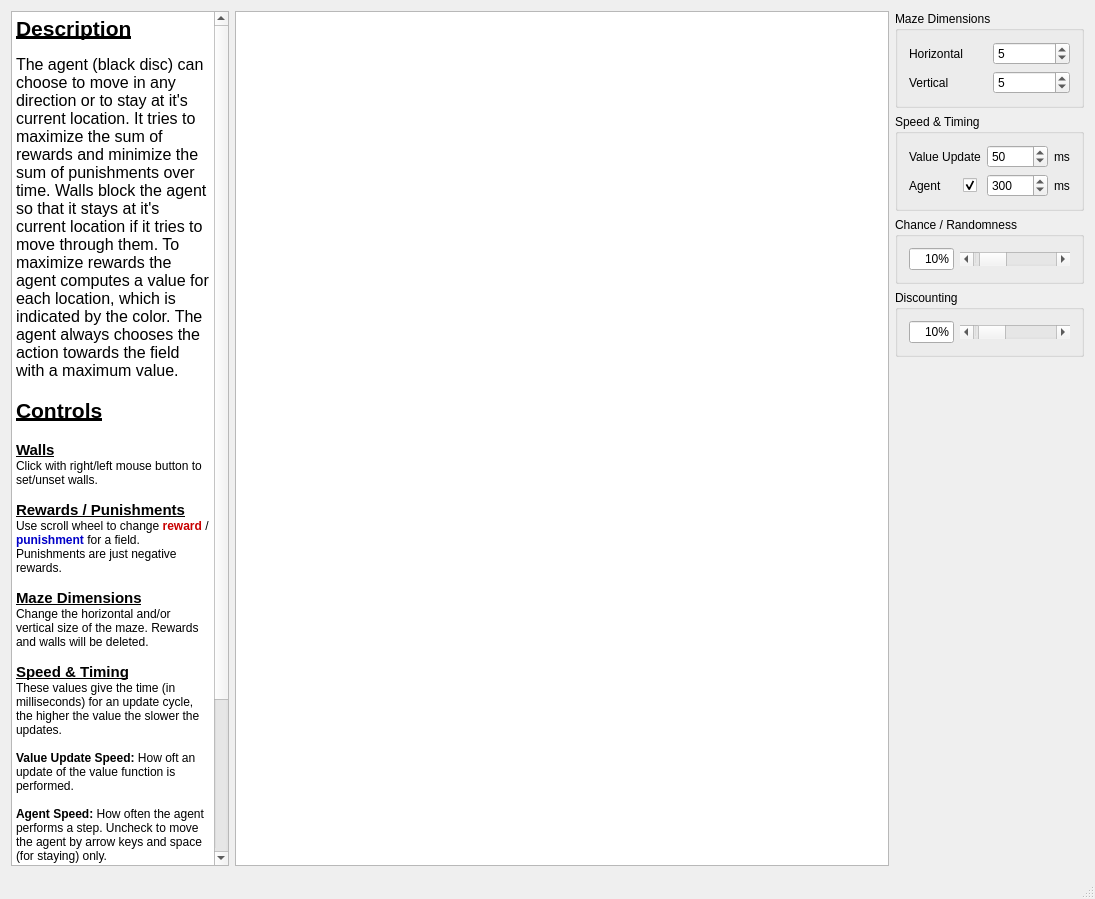
This is usr/RL/InteractiveMaze/InteractiveMaze/InteractiveMaze.ui in cambyse/PO-LGP as Qt 5 draws it before an edit. The edited form follows.
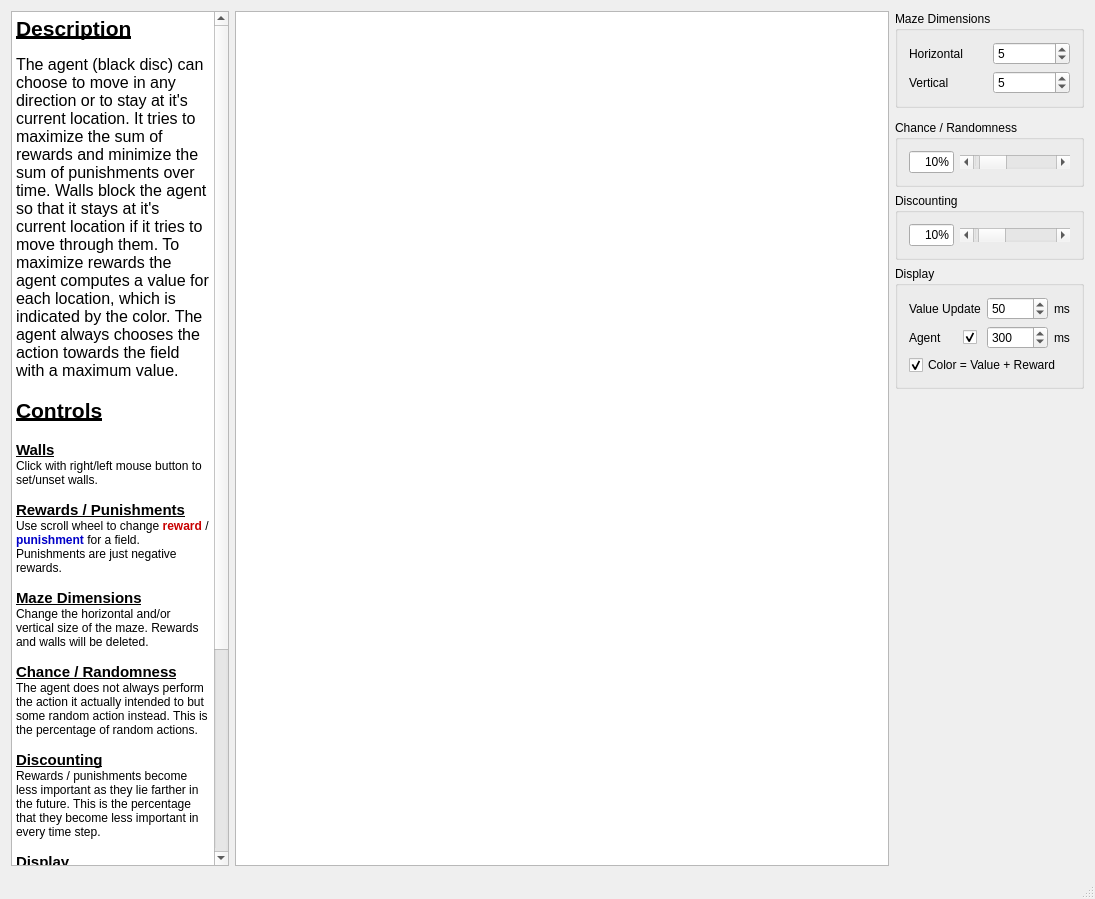
This is the edited form.

Commit message: V1.1 display values differently

What changed in the file:
```diff
--- a/usr/RL/InteractiveMaze/InteractiveMaze/InteractiveMaze.ui
+++ b/usr/RL/InteractiveMaze/InteractiveMaze/InteractiveMaze.ui
@@ -17,6 +17,44 @@
    <layout class="QGridLayout" name="gridLayout_6">
     <item row="0" column="0">
      <layout class="QGridLayout" name="gridLayout" columnstretch="1,3,0">
+      <item row="0" column="0" rowspan="7">
+       <widget class="QTextBrowser" name="textBrowser_2">
+        <property name="html">
+         <string>&lt;!DOCTYPE HTML PUBLIC &quot;-//W3C//DTD HTML 4.0//EN&quot; &quot;http://www.w3.org/TR/REC-html40/strict.dtd&quot;&gt;
+&lt;html&gt;&lt;head&gt;&lt;meta name=&quot;qrichtext&quot; content=&quot;1&quot; /&gt;&lt;style type=&quot;text/css&quot;&gt;
+p, li { white-space: pre-wrap; }
+&lt;/style&gt;&lt;/head&gt;&lt;body style=&quot; font-family:'Sans Serif'; font-size:9pt; font-weight:400; font-style:normal;&quot;&gt;
+&lt;p style=&quot; margin-top:0px; margin-bottom:0px; margin-left:0px; margin-right:0px; -qt-block-indent:0; text-indent:0px;&quot;&gt;&lt;span style=&quot; font-size:16pt; font-weight:600; text-decoration: underline;&quot;&gt;Description&lt;/span&gt;&lt;/p&gt;
+&lt;p style=&quot;-qt-paragraph-type:empty; margin-top:0px; margin-bottom:0px; margin-left:0px; margin-right:0px; -qt-block-indent:0; text-indent:0px;&quot;&gt;&lt;br /&gt;&lt;/p&gt;
+&lt;p style=&quot; margin-top:0px; margin-bottom:0px; margin-left:0px; margin-right:0px; -qt-block-indent:0; text-indent:0px;&quot;&gt;&lt;span style=&quot; font-size:12pt;&quot;&gt;The agent (black disc) can choose to move in any direction or to stay at it's current location. It tries to maximize the sum of rewards and minimize the sum of punishments over time. Walls block the agent so that it stays at it's current location if it tries to move through them. To maximize rewards the agent computes a value for each location, which is indicated by the color. The agent always chooses the action towards the field with a maximum value.&lt;/span&gt;&lt;/p&gt;
+&lt;p style=&quot;-qt-paragraph-type:empty; margin-top:0px; margin-bottom:0px; margin-left:0px; margin-right:0px; -qt-block-indent:0; text-indent:0px; font-size:11pt; font-weight:600; text-decoration: underline;&quot;&gt;&lt;br /&gt;&lt;/p&gt;
+&lt;p style=&quot; margin-top:0px; margin-bottom:0px; margin-left:0px; margin-right:0px; -qt-block-indent:0; text-indent:0px;&quot;&gt;&lt;span style=&quot; font-size:16pt; font-weight:600; text-decoration: underline;&quot;&gt;Controls&lt;/span&gt;&lt;/p&gt;
+&lt;p style=&quot;-qt-paragraph-type:empty; margin-top:0px; margin-bottom:0px; margin-left:0px; margin-right:0px; -qt-block-indent:0; text-indent:0px; font-size:11pt; font-weight:600; text-decoration: underline;&quot;&gt;&lt;br /&gt;&lt;/p&gt;
+&lt;p style=&quot; margin-top:0px; margin-bottom:0px; margin-left:0px; margin-right:0px; -qt-block-indent:0; text-indent:0px;&quot;&gt;&lt;span style=&quot; font-size:11pt; font-weight:600; text-decoration: underline;&quot;&gt;Walls&lt;/span&gt;&lt;/p&gt;
+&lt;p style=&quot; margin-top:0px; margin-bottom:0px; margin-left:0px; margin-right:0px; -qt-block-indent:0; text-indent:0px;&quot;&gt;Click with right/left mouse button to set/unset walls.&lt;/p&gt;
+&lt;p style=&quot;-qt-paragraph-type:empty; margin-top:0px; margin-bottom:0px; margin-left:0px; margin-right:0px; -qt-block-indent:0; text-indent:0px;&quot;&gt;&lt;br /&gt;&lt;/p&gt;
+&lt;p style=&quot; margin-top:0px; margin-bottom:0px; margin-left:0px; margin-right:0px; -qt-block-indent:0; text-indent:0px;&quot;&gt;&lt;span style=&quot; font-size:11pt; font-weight:600; text-decoration: underline;&quot;&gt;Rewards / Punishments&lt;/span&gt;&lt;/p&gt;
+&lt;p style=&quot; margin-top:0px; margin-bottom:0px; margin-left:0px; margin-right:0px; -qt-block-indent:0; text-indent:0px;&quot;&gt;Use scroll wheel to change &lt;span style=&quot; font-weight:600; color:#c80000;&quot;&gt;reward &lt;/span&gt;/ &lt;span style=&quot; font-weight:600; color:#0000c8;&quot;&gt;punishment&lt;/span&gt; for a field. Punishments are just negative rewards.&lt;/p&gt;
+&lt;p style=&quot;-qt-paragraph-type:empty; margin-top:0px; margin-bottom:0px; margin-left:0px; margin-right:0px; -qt-block-indent:0; text-indent:0px;&quot;&gt;&lt;br /&gt;&lt;/p&gt;
+&lt;p style=&quot; margin-top:0px; margin-bottom:0px; margin-left:0px; margin-right:0px; -qt-block-indent:0; text-indent:0px;&quot;&gt;&lt;span style=&quot; font-size:11pt; font-weight:600; text-decoration: underline;&quot;&gt;Maze Dimensions&lt;/span&gt;&lt;/p&gt;
+&lt;p style=&quot; margin-top:0px; margin-bottom:0px; margin-left:0px; margin-right:0px; -qt-block-indent:0; text-indent:0px;&quot;&gt;Change the horizontal and/or vertical size of the maze. Rewards and walls will be deleted.&lt;/p&gt;
+&lt;p style=&quot;-qt-paragraph-type:empty; margin-top:0px; margin-bottom:0px; margin-left:0px; margin-right:0px; -qt-block-indent:0; text-indent:0px;&quot;&gt;&lt;br /&gt;&lt;/p&gt;
+&lt;p style=&quot; margin-top:0px; margin-bottom:0px; margin-left:0px; margin-right:0px; -qt-block-indent:0; text-indent:0px;&quot;&gt;&lt;span style=&quot; font-size:11pt; font-weight:600; text-decoration: underline;&quot;&gt;Chance / Randomness&lt;/span&gt;&lt;/p&gt;
+&lt;p style=&quot; margin-top:0px; margin-bottom:0px; margin-left:0px; margin-right:0px; -qt-block-indent:0; text-indent:0px;&quot;&gt;The agent does not always perform the action it actually intended to but some random action instead. This is the percentage of random actions.&lt;/p&gt;
+&lt;p style=&quot;-qt-paragraph-type:empty; margin-top:0px; margin-bottom:0px; margin-left:0px; margin-right:0px; -qt-block-indent:0; text-indent:0px;&quot;&gt;&lt;br /&gt;&lt;/p&gt;
+&lt;p style=&quot; margin-top:0px; margin-bottom:0px; margin-left:0px; margin-right:0px; -qt-block-indent:0; text-indent:0px;&quot;&gt;&lt;span style=&quot; font-size:11pt; font-weight:600; text-decoration: underline;&quot;&gt;Discounting&lt;/span&gt;&lt;/p&gt;
+&lt;p style=&quot; margin-top:0px; margin-bottom:0px; margin-left:0px; margin-right:0px; -qt-block-indent:0; text-indent:0px;&quot;&gt;Rewards / punishments become less important as they lie farther in the future. This is the percentage that they become less important in every time step.&lt;/p&gt;
+&lt;p style=&quot;-qt-paragraph-type:empty; margin-top:0px; margin-bottom:0px; margin-left:0px; margin-right:0px; -qt-block-indent:0; text-indent:0px;&quot;&gt;&lt;br /&gt;&lt;/p&gt;
+&lt;p style=&quot; margin-top:0px; margin-bottom:0px; margin-left:0px; margin-right:0px; -qt-block-indent:0; text-indent:0px;&quot;&gt;&lt;span style=&quot; font-size:11pt; font-weight:600; text-decoration: underline;&quot;&gt;Display&lt;/span&gt;&lt;/p&gt;
+&lt;p style=&quot;-qt-paragraph-type:empty; margin-top:0px; margin-bottom:0px; margin-left:0px; margin-right:0px; -qt-block-indent:0; text-indent:0px;&quot;&gt;&lt;br /&gt;&lt;/p&gt;
+&lt;p style=&quot; margin-top:0px; margin-bottom:0px; margin-left:0px; margin-right:0px; -qt-block-indent:0; text-indent:0px;&quot;&gt;&lt;span style=&quot; font-weight:600;&quot;&gt;Value Update Speed:&lt;/span&gt; How oft an update of the value function is performed (in milliseconds).&lt;/p&gt;
+&lt;p style=&quot;-qt-paragraph-type:empty; margin-top:0px; margin-bottom:0px; margin-left:0px; margin-right:0px; -qt-block-indent:0; text-indent:0px;&quot;&gt;&lt;br /&gt;&lt;/p&gt;
+&lt;p style=&quot; margin-top:0px; margin-bottom:0px; margin-left:0px; margin-right:0px; -qt-block-indent:0; text-indent:0px;&quot;&gt;&lt;span style=&quot; font-weight:600;&quot;&gt;Agent Speed:&lt;/span&gt; How often the agent performs a step (in milliseconds). Uncheck to move the agent by arrow keys only.&lt;/p&gt;
+&lt;p style=&quot;-qt-paragraph-type:empty; margin-top:0px; margin-bottom:0px; margin-left:0px; margin-right:0px; -qt-block-indent:0; text-indent:0px;&quot;&gt;&lt;br /&gt;&lt;/p&gt;
+&lt;p style=&quot; margin-top:0px; margin-bottom:0px; margin-left:0px; margin-right:0px; -qt-block-indent:0; text-indent:0px;&quot;&gt;&lt;span style=&quot; font-weight:600;&quot;&gt;Color = Value + Reward: &lt;/span&gt;The state value includes only &lt;span style=&quot; font-style:italic;&quot;&gt;future&lt;/span&gt; rewards (not the reward of the state itself), which is the value of &lt;span style=&quot; font-style:italic;&quot;&gt;being&lt;/span&gt; in this state. Check the box to include the reward of the state itself, which results in the value of &lt;span style=&quot; font-style:italic;&quot;&gt;reaching&lt;/span&gt; this state (the optimal action is chosen based on this value).&lt;/p&gt;&lt;/body&gt;&lt;/html&gt;</string>
+        </property>
+       </widget>
+      </item>
       <item row="3" column="2">
        <widget class="QGroupBox" name="groupBox_4">
         <property name="title">
@@ -163,7 +201,7 @@
         </layout>
        </widget>
       </item>
-      <item row="4" column="2">
+      <item row="6" column="2">
        <spacer name="verticalSpacer">
         <property name="orientation">
          <enum>Qt::Vertical</enum>
@@ -176,10 +214,13 @@
         </property>
        </spacer>
       </item>
-      <item row="1" column="2">
+      <item row="0" column="1" rowspan="7">
+       <widget class="QGraphicsView" name="_graphics_view"/>
+      </item>
+      <item row="4" column="2">
        <widget class="QGroupBox" name="groupBox_2">
         <property name="title">
-         <string>Speed &amp;&amp; Timing</string>
+         <string>Display</string>
         </property>
         <layout class="QGridLayout" name="gridLayout_3">
          <item row="0" column="3">
@@ -232,6 +273,13 @@
            </property>
           </widget>
          </item>
+         <item row="1" column="0">
+          <widget class="QLabel" name="label_6">
+           <property name="text">
+            <string>Agent</string>
+           </property>
+          </widget>
+         </item>
          <item row="0" column="0" colspan="2">
           <widget class="QLabel" name="label_5">
            <property name="text">
@@ -239,10 +287,13 @@
            </property>
           </widget>
          </item>
-         <item row="1" column="0">
-          <widget class="QLabel" name="label_6">
+         <item row="2" column="0" colspan="4">
+          <widget class="QCheckBox" name="_col_val_rew">
            <property name="text">
-            <string>Agent</string>
+            <string>Color = Value + Reward</string>
+           </property>
+           <property name="checked">
+            <bool>true</bool>
            </property>
           </widget>
          </item>
@@ -254,48 +305,9 @@
         <zorder>label_7</zorder>
         <zorder>label_8</zorder>
         <zorder>_agent_check_box</zorder>
+        <zorder>_col_val_rew</zorder>
        </widget>
       </item>
-      <item row="0" column="0" rowspan="5">
-       <widget class="QTextBrowser" name="textBrowser_2">
-        <property name="html">
-         <string>&lt;!DOCTYPE HTML PUBLIC &quot;-//W3C//DTD HTML 4.0//EN&quot; &quot;http://www.w3.org/TR/REC-html40/strict.dtd&quot;&gt;
-&lt;html&gt;&lt;head&gt;&lt;meta name=&quot;qrichtext&quot; content=&quot;1&quot; /&gt;&lt;style type=&quot;text/css&quot;&gt;
-p, li { white-space: pre-wrap; }
-&lt;/style&gt;&lt;/head&gt;&lt;body style=&quot; font-family:'Sans Serif'; font-size:9pt; font-weight:400; font-style:normal;&quot;&gt;
-&lt;p style=&quot; margin-top:0px; margin-bottom:0px; margin-left:0px; margin-right:0px; -qt-block-indent:0; text-indent:0px;&quot;&gt;&lt;span style=&quot; font-size:16pt; font-weight:600; text-decoration: underline;&quot;&gt;Description&lt;/span&gt;&lt;/p&gt;
-&lt;p style=&quot;-qt-paragraph-type:empty; margin-top:0px; margin-bottom:0px; margin-left:0px; margin-right:0px; -qt-block-indent:0; text-indent:0px;&quot;&gt;&lt;br /&gt;&lt;/p&gt;
-&lt;p style=&quot; margin-top:0px; margin-bottom:0px; margin-left:0px; margin-right:0px; -qt-block-indent:0; text-indent:0px;&quot;&gt;&lt;span style=&quot; font-size:12pt;&quot;&gt;The agent (black disc) can choose to move in any direction or to stay at it's current location. It tries to maximize the sum of rewards and minimize the sum of punishments over time. Walls block the agent so that it stays at it's current location if it tries to move through them. To maximize rewards the agent computes a value for each location, which is indicated by the color. The agent always chooses the action towards the field with a maximum value.&lt;/span&gt;&lt;/p&gt;
-&lt;p style=&quot;-qt-paragraph-type:empty; margin-top:0px; margin-bottom:0px; margin-left:0px; margin-right:0px; -qt-block-indent:0; text-indent:0px; font-size:11pt; font-weight:600; text-decoration: underline;&quot;&gt;&lt;br /&gt;&lt;/p&gt;
-&lt;p style=&quot; margin-top:0px; margin-bottom:0px; margin-left:0px; margin-right:0px; -qt-block-indent:0; text-indent:0px;&quot;&gt;&lt;span style=&quot; font-size:16pt; font-weight:600; text-decoration: underline;&quot;&gt;Controls&lt;/span&gt;&lt;/p&gt;
-&lt;p style=&quot;-qt-paragraph-type:empty; margin-top:0px; margin-bottom:0px; margin-left:0px; margin-right:0px; -qt-block-indent:0; text-indent:0px; font-size:11pt; font-weight:600; text-decoration: underline;&quot;&gt;&lt;br /&gt;&lt;/p&gt;
-&lt;p style=&quot; margin-top:0px; margin-bottom:0px; margin-left:0px; margin-right:0px; -qt-block-indent:0; text-indent:0px;&quot;&gt;&lt;span style=&quot; font-size:11pt; font-weight:600; text-decoration: underline;&quot;&gt;Walls&lt;/span&gt;&lt;/p&gt;
-&lt;p style=&quot; margin-top:0px; margin-bottom:0px; margin-left:0px; margin-right:0px; -qt-block-indent:0; text-indent:0px;&quot;&gt;Click with right/left mouse button to set/unset walls.&lt;/p&gt;
-&lt;p style=&quot;-qt-paragraph-type:empty; margin-top:0px; margin-bottom:0px; margin-left:0px; margin-right:0px; -qt-block-indent:0; text-indent:0px;&quot;&gt;&lt;br /&gt;&lt;/p&gt;
-&lt;p style=&quot; margin-top:0px; margin-bottom:0px; margin-left:0px; margin-right:0px; -qt-block-indent:0; text-indent:0px;&quot;&gt;&lt;span style=&quot; font-size:11pt; font-weight:600; text-decoration: underline;&quot;&gt;Rewards / Punishments&lt;/span&gt;&lt;/p&gt;
-&lt;p style=&quot; margin-top:0px; margin-bottom:0px; margin-left:0px; margin-right:0px; -qt-block-indent:0; text-indent:0px;&quot;&gt;Use scroll wheel to change &lt;span style=&quot; font-weight:600; color:#c80000;&quot;&gt;reward &lt;/span&gt;/ &lt;span style=&quot; font-weight:600; color:#0000c8;&quot;&gt;punishment&lt;/span&gt; for a field. Punishments are just negative rewards.&lt;/p&gt;
-&lt;p style=&quot;-qt-paragraph-type:empty; margin-top:0px; margin-bottom:0px; margin-left:0px; margin-right:0px; -qt-block-indent:0; text-indent:0px;&quot;&gt;&lt;br /&gt;&lt;/p&gt;
-&lt;p style=&quot; margin-top:0px; margin-bottom:0px; margin-left:0px; margin-right:0px; -qt-block-indent:0; text-indent:0px;&quot;&gt;&lt;span style=&quot; font-size:11pt; font-weight:600; text-decoration: underline;&quot;&gt;Maze Dimensions&lt;/span&gt;&lt;/p&gt;
-&lt;p style=&quot; margin-top:0px; margin-bottom:0px; margin-left:0px; margin-right:0px; -qt-block-indent:0; text-indent:0px;&quot;&gt;Change the horizontal and/or vertical size of the maze. Rewards and walls will be deleted.&lt;/p&gt;
-&lt;p style=&quot;-qt-paragraph-type:empty; margin-top:0px; margin-bottom:0px; margin-left:0px; margin-right:0px; -qt-block-indent:0; text-indent:0px;&quot;&gt;&lt;br /&gt;&lt;/p&gt;
-&lt;p style=&quot; margin-top:0px; margin-bottom:0px; margin-left:0px; margin-right:0px; -qt-block-indent:0; text-indent:0px;&quot;&gt;&lt;span style=&quot; font-size:11pt; font-weight:600; text-decoration: underline;&quot;&gt;Speed &amp;amp; Timing&lt;/span&gt;&lt;/p&gt;
-&lt;p style=&quot; margin-top:0px; margin-bottom:0px; margin-left:0px; margin-right:0px; -qt-block-indent:0; text-indent:0px;&quot;&gt;These values give the time (in milliseconds) for an update cycle, the higher the value the slower the updates.&lt;/p&gt;
-&lt;p style=&quot;-qt-paragraph-type:empty; margin-top:0px; margin-bottom:0px; margin-left:0px; margin-right:0px; -qt-block-indent:0; text-indent:0px;&quot;&gt;&lt;br /&gt;&lt;/p&gt;
-&lt;p style=&quot; margin-top:0px; margin-bottom:0px; margin-left:0px; margin-right:0px; -qt-block-indent:0; text-indent:0px;&quot;&gt;&lt;span style=&quot; font-weight:600;&quot;&gt;Value Update Speed:&lt;/span&gt; How oft an update of the value function is performed.&lt;/p&gt;
-&lt;p style=&quot;-qt-paragraph-type:empty; margin-top:0px; margin-bottom:0px; margin-left:0px; margin-right:0px; -qt-block-indent:0; text-indent:0px;&quot;&gt;&lt;br /&gt;&lt;/p&gt;
-&lt;p style=&quot; margin-top:0px; margin-bottom:0px; margin-left:0px; margin-right:0px; -qt-block-indent:0; text-indent:0px;&quot;&gt;&lt;span style=&quot; font-weight:600;&quot;&gt;Agent Speed:&lt;/span&gt; How often the agent performs a step. Uncheck to move the agent by arrow keys and space (for staying) only.&lt;/p&gt;
-&lt;p style=&quot;-qt-paragraph-type:empty; margin-top:0px; margin-bottom:0px; margin-left:0px; margin-right:0px; -qt-block-indent:0; text-indent:0px;&quot;&gt;&lt;br /&gt;&lt;/p&gt;
-&lt;p style=&quot; margin-top:0px; margin-bottom:0px; margin-left:0px; margin-right:0px; -qt-block-indent:0; text-indent:0px;&quot;&gt;&lt;span style=&quot; font-size:11pt; font-weight:600; text-decoration: underline;&quot;&gt;Chance / Randomness&lt;/span&gt;&lt;/p&gt;
-&lt;p style=&quot; margin-top:0px; margin-bottom:0px; margin-left:0px; margin-right:0px; -qt-block-indent:0; text-indent:0px;&quot;&gt;The agent does not always perform the action it actually intended to but some random action instead. This is the percentage of random actions.&lt;/p&gt;
-&lt;p style=&quot;-qt-paragraph-type:empty; margin-top:0px; margin-bottom:0px; margin-left:0px; margin-right:0px; -qt-block-indent:0; text-indent:0px;&quot;&gt;&lt;br /&gt;&lt;/p&gt;
-&lt;p style=&quot; margin-top:0px; margin-bottom:0px; margin-left:0px; margin-right:0px; -qt-block-indent:0; text-indent:0px;&quot;&gt;&lt;span style=&quot; font-size:11pt; font-weight:600; text-decoration: underline;&quot;&gt;Discounting&lt;/span&gt;&lt;/p&gt;
-&lt;p style=&quot; margin-top:0px; margin-bottom:0px; margin-left:0px; margin-right:0px; -qt-block-indent:0; text-indent:0px;&quot;&gt;Rewards / punishments become less important as they lie farther in the future. This is the percentage that they become less important in every time step.&lt;/p&gt;&lt;/body&gt;&lt;/html&gt;</string>
-        </property>
-       </widget>
-      </item>
-      <item row="0" column="1" rowspan="5">
-       <widget class="QGraphicsView" name="_graphics_view"/>
-      </item>
      </layout>
     </item>
    </layout>
```
Left out of the diff: 35 changed lines with no effect on the pictures. The commit also changes 2 other files.
